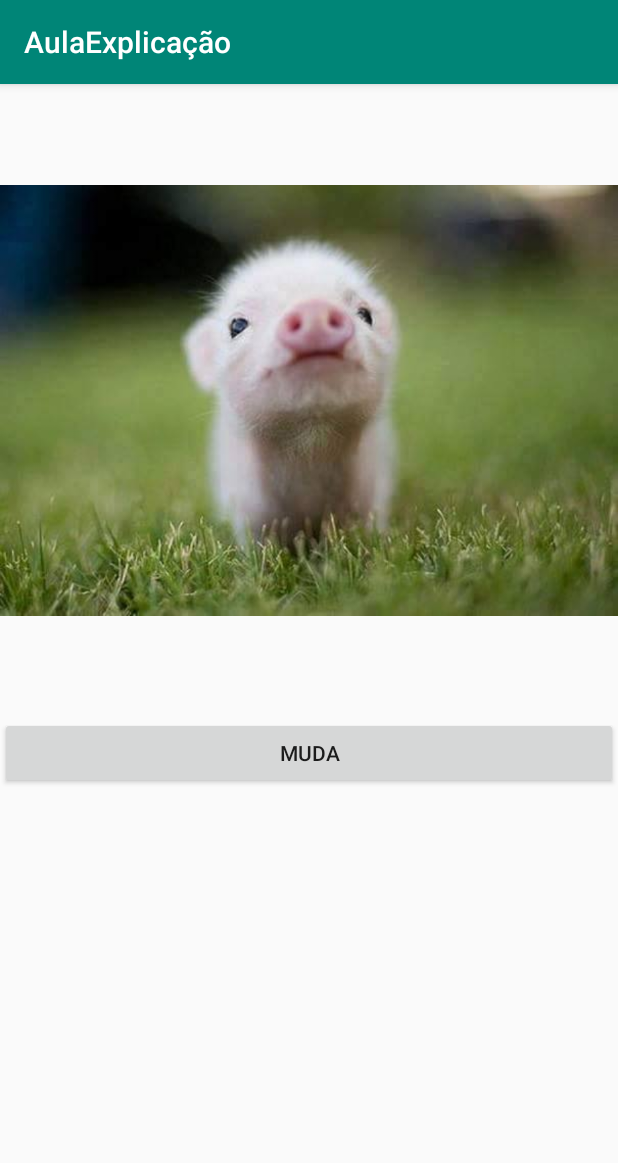
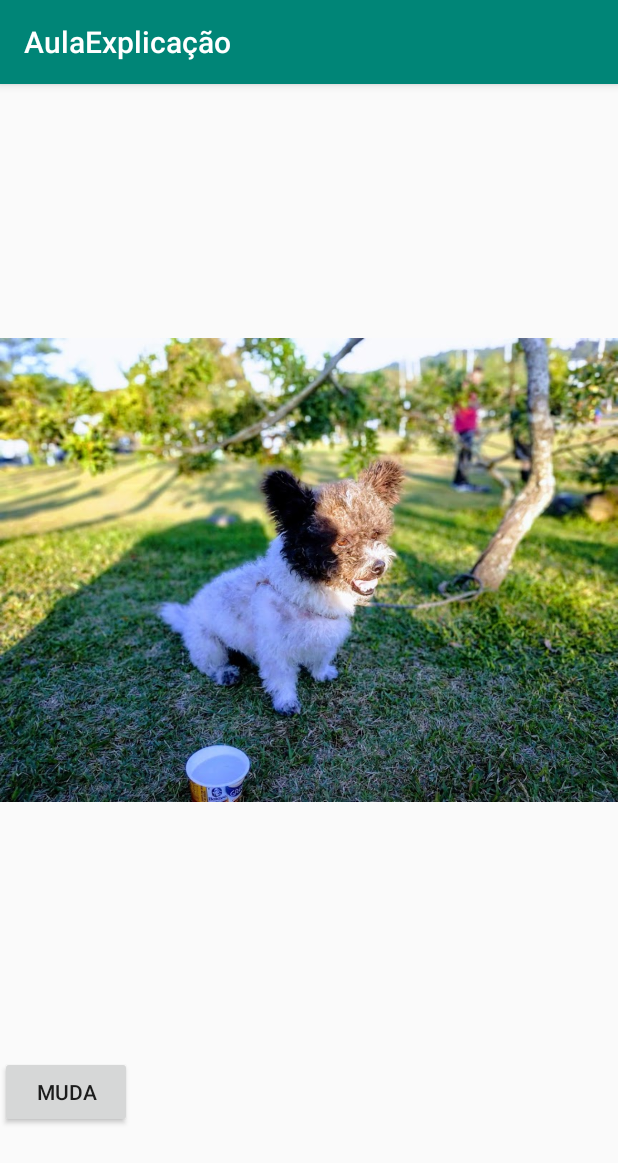
Before and after one commit to Andre-pm/MudaImagem, an Android app: the screen it shows after launch (MainActivity), after a tap on "MUDA", on a phone screen of 412 x 824 dp. Shown: the top 1163 px of the screen. Run offline under Robolectric (Android 15) with nearby library versions, the phone set to English and light mode, and no system bars.

Commit message:
Mudando a lista de imagens

```diff
--- a/app/src/main/java/br/ifsc/edu/aulaexplicao/MainActivity.java
+++ b/app/src/main/java/br/ifsc/edu/aulaexplicao/MainActivity.java
@@ -6,18 +6,41 @@ import android.os.Bundle;
 import android.view.View;
 import android.widget.ImageView;
 
+import java.lang.reflect.Array;
+import java.util.ArrayList;
+import java.util.Arrays;
+import java.util.List;
+
 public class MainActivity extends AppCompatActivity {
-
     ImageView imageView;
+    List <Integer> lista_imagens;
+    int posicaoImagem ;
 
     @Override
     protected void onCreate(Bundle savedInstanceState) {
         super.onCreate(savedInstanceState);
         setContentView(R.layout.activity_main);
         imageView = findViewById(R.id.imageView);
-    }
+        lista_imagens = Arrays.asList(
+                R.drawable.cachorro,
+                R.drawable.patinho,
+                R.drawable.gardem,
+                R.drawable.porquinho,
+                R.drawable.happy);
+        posicaoImagem = 0;
+        }
+
 
     public void mudaImagem (View view){
-        imageView.setImageResource(R.drawable.porquinho);
+
+        if (posicaoImagem<lista_imagens.size()-1){
+            imageView.setImageResource(lista_imagens.get(posicaoImagem));
+        }else{
+            posicaoImagem=0;
+            imageView.setImageResource(lista_imagens.get(posicaoImagem));
+
+            }
+        posicaoImagem++;
+        }
+
     }
-}
--- a/app/src/main/res/layout/activity_main.xml
+++ b/app/src/main/res/layout/activity_main.xml
@@ -7,9 +7,14 @@
     tools:context=".MainActivity">
 
     <LinearLayout
-        android:layout_width="match_parent"
-        android:layout_height="match_parent"
-        android:orientation="vertical">
+        android:id="@+id/linearLayout"
+        android:layout_width="0dp"
+        android:layout_height="0dp"
+        android:orientation="vertical"
+        app:layout_constraintBottom_toBottomOf="parent"
+        app:layout_constraintEnd_toEndOf="parent"
+        app:layout_constraintStart_toStartOf="parent"
+        app:layout_constraintTop_toTopOf="parent">
 
         <ImageView
             android:id="@+id/imageView"
@@ -19,11 +24,24 @@
 
         <Button
             android:id="@+id/button9"
-            android:layout_width="match_parent"
+            android:layout_width="wrap_content"
             android:layout_height="wrap_content"
+            android:layout_gravity="bottom"
             android:onClick="mudaImagem"
             android:text="MUDA" />
 
     </LinearLayout>
 
+    <LinearLayout
+        android:id="@+id/linearLayout2"
+        android:layout_width="0dp"
+        android:layout_height="0dp"
+        android:orientation="vertical"
+        app:layout_constraintBottom_toBottomOf="parent"
+        app:layout_constraintEnd_toEndOf="parent"
+        app:layout_constraintStart_toStartOf="parent"
+        app:layout_constraintTop_toTopOf="parent">
+
+    </LinearLayout>
+
 </androidx.constraintlayout.widget.ConstraintLayout>
```
